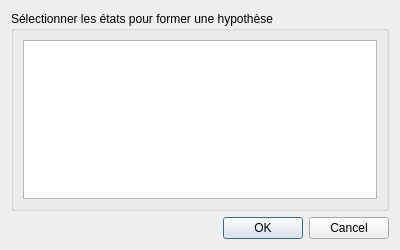
Before: the Qt Designer form UI/HypotheseDialog.ui in Hamza5/Plateforme-outils-SII, drawn with Qt 5.
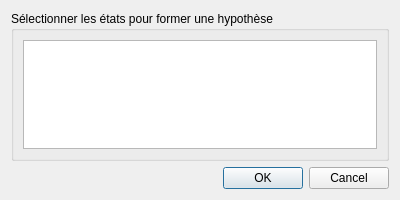
After: the same form once the commit is applied.

Commit message: Ajouter le dialog de sauvegarde

Patch:
```diff
--- a/UI/HypotheseDialog.ui
+++ b/UI/HypotheseDialog.ui
@@ -7,7 +7,7 @@
     <x>0</x>
     <y>0</y>
     <width>400</width>
-    <height>250</height>
+    <height>200</height>
    </rect>
   </property>
   <property name="windowTitle">
```
The commit also changes 2 other files.
